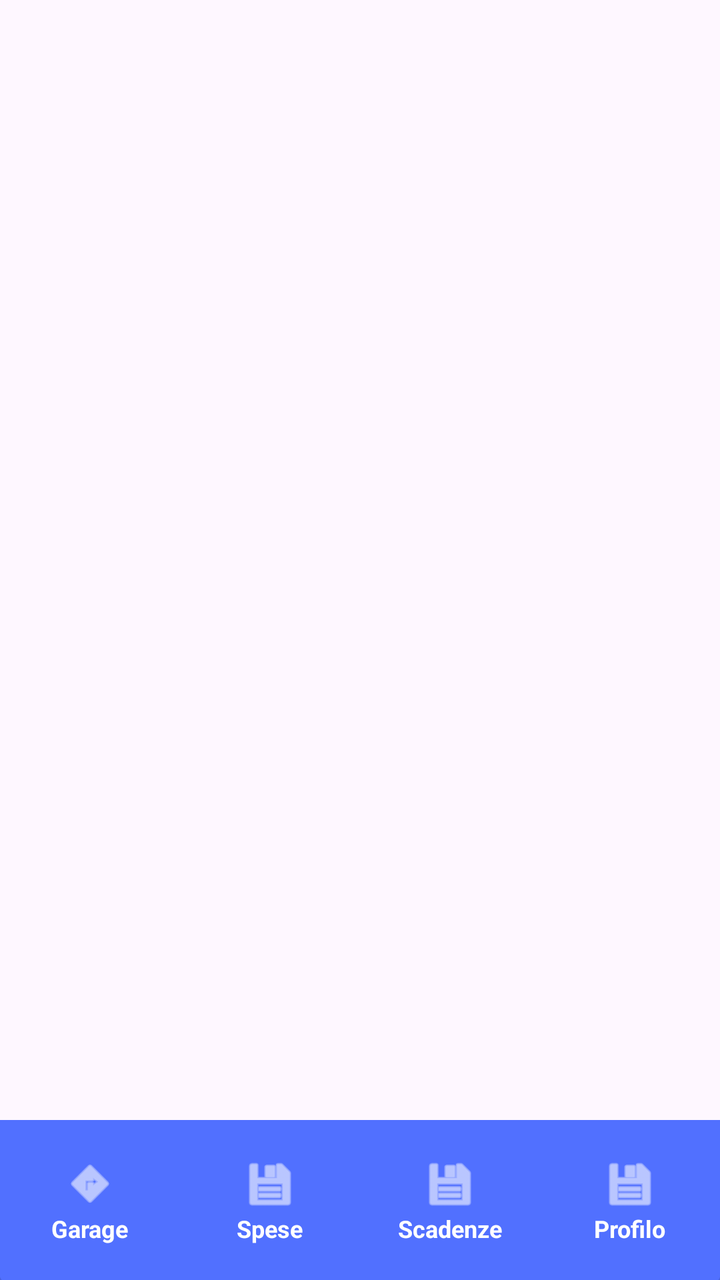
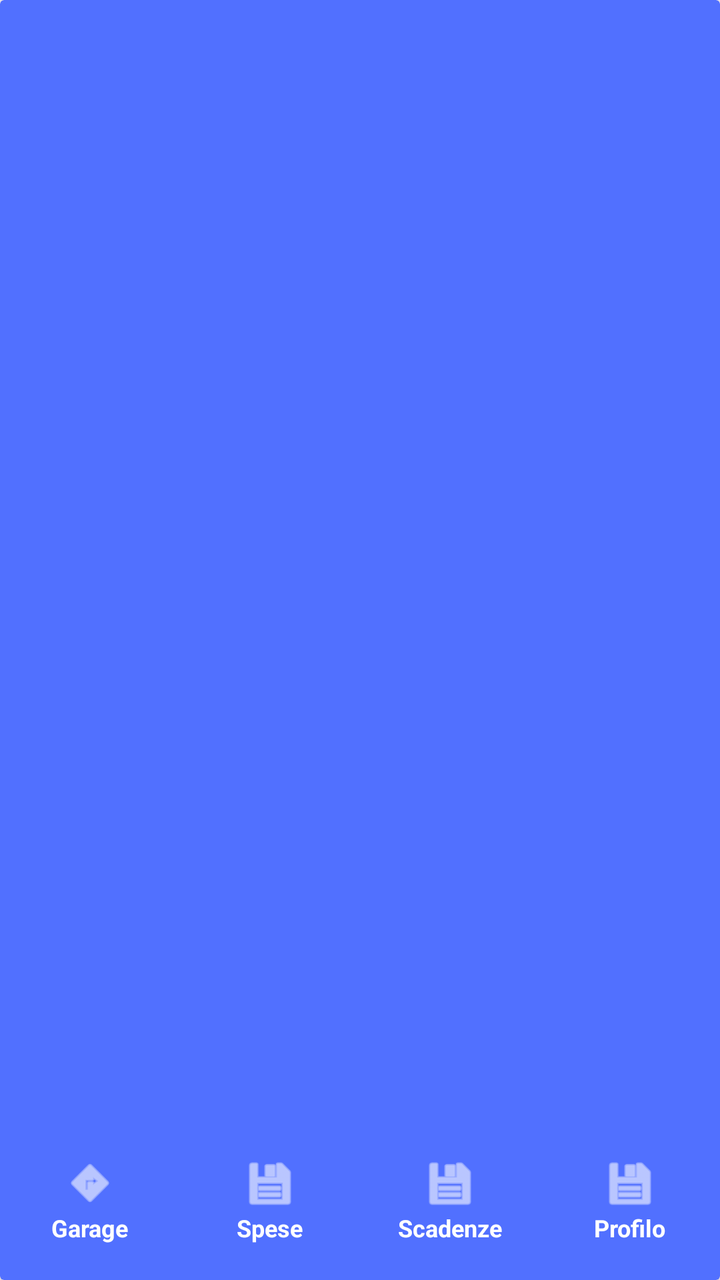

Screens rendered from an Android XML layout before and after an edit, with the pre-edit source and the edit as a unified diff.
<!-- AndroidManifest.xml: application theme Theme.MyCarManager -->
<!-- res/layout/activity_main.xml -->
<?xml version="1.0" encoding="utf-8"?>
<androidx.constraintlayout.widget.ConstraintLayout
    xmlns:android="http://schemas.android.com/apk/res/android"
    xmlns:app="http://schemas.android.com/apk/res-auto"
    android:layout_width="match_parent"
    android:layout_height="match_parent"
    android:id="@+id/main">

    
    <FrameLayout
        android:layout_width="match_parent"
        android:layout_height="80dp"
        android:background="@color/Blu_intenso"
        app:layout_constraintBottom_toBottomOf="parent">

        
        <androidx.cardview.widget.CardView
            android:layout_width="match_parent"
            android:layout_height="120dp"
            android:layout_marginTop="-40dp"
            app:cardBackgroundColor="@color/Blu_intenso"
            app:cardElevation="8dp">

            
            <LinearLayout
                android:layout_width="match_parent"
                android:layout_height="80dp"
                android:layout_gravity="bottom"
                android:orientation="horizontal"
                android:baselineAligned="false">

                
                <LinearLayout
                    android:layout_width="0dp"
                    android:layout_height="match_parent"
                    android:layout_weight="1"
                    android:gravity="center"
                    android:orientation="vertical"
                    android:clickable="true"
                    android:focusable="true"
                    >
                    <ImageView
                        android:layout_width="28dp"
                        android:layout_height="28dp"
                        android:src="@android:drawable/ic_menu_directions"
                        app:tint="@color/Bianco" />
                    <TextView
                        android:layout_width="wrap_content"
                        android:layout_height="wrap_content"
                        android:text="Garage"
                        android:textColor="@color/Bianco"
                        android:textSize="12sp"
                        android:textStyle="bold" />
                </LinearLayout>

                
                <LinearLayout
                    android:layout_width="0dp"
                    android:layout_height="match_parent"
                    android:layout_weight="1"
                    android:gravity="center"
                    android:orientation="vertical"
                    android:clickable="true"
                    android:focusable="true"
                    >
                    <ImageView
                        android:layout_width="28dp"
                        android:layout_height="28dp"
                        android:src="@android:drawable/ic_menu_save"
                        app:tint="@color/Bianco" />
                    <TextView
                        android:layout_width="wrap_content"
                        android:layout_height="wrap_content"
                        android:text="Spese"
                        android:textColor="@color/Bianco"
                        android:textSize="12sp"
                        android:textStyle="bold" />
                </LinearLayout>

                <LinearLayout
                    android:layout_width="0dp"
                    android:layout_height="match_parent"
                    android:layout_weight="1"
                    android:gravity="center"
                    android:orientation="vertical"
                    android:clickable="true"
                    android:focusable="true"
                    >
                    <ImageView
                        android:layout_width="28dp"
                        android:layout_height="28dp"
                        android:src="@android:drawable/ic_menu_save"
                        app:tint="@color/Bianco" />
                    <TextView
                        android:layout_width="wrap_content"
                        android:layout_height="wrap_content"
                        android:text="Scadenze"
                        android:textColor="@color/Bianco"
                        android:textSize="12sp"
                        android:textStyle="bold" />
                </LinearLayout>
                <LinearLayout
                    android:layout_width="0dp"
                    android:layout_height="match_parent"
                    android:layout_weight="1"
                    android:gravity="center"
                    android:orientation="vertical"
                    android:clickable="true"
                    android:focusable="true"
                    >
                    <ImageView
                        android:layout_width="28dp"
                        android:layout_height="28dp"
                        android:src="@android:drawable/ic_menu_save"
                        app:tint="@color/Bianco" />
                    <TextView
                        android:layout_width="wrap_content"
                        android:layout_height="wrap_content"
                        android:text="Profilo"
                        android:textColor="@color/Bianco"
                        android:textSize="12sp"
                        android:textStyle="bold" />
                </LinearLayout>

            </LinearLayout>
        </androidx.cardview.widget.CardView>
    </FrameLayout>
</androidx.constraintlayout.widget.ConstraintLayout>
<!-- resources referenced by this layout -->
<resources>
  <color name="Bianco">#ffffff</color>
  <color name="Blu_intenso">#5170ff</color>
  <style name="Theme.MyCarManager" parent="Base.Theme.MyCarManager" />
  <style name="Base.Theme.MyCarManager" parent="Theme.Material3.DayNight.NoActionBar">
          
          <item name="android:statusBarColor">@color/Blu</item>
          <item name="android:windowLightStatusBar">false</item>
          <item name="colorPrimary">@color/Blu</item>
          <item name="colorAccent">@color/Blu_scuro</item>
          <item name="colorOnPrimary">@color/Bianco</item>
          <item name="colorSecondary">@color/Blu_scuro</item>
          <item name="colorOnSecondary">@color/Nero</item>
          
          <item name="colorControlActivated">@color/Blu_chiaro</item>
          
          <item name="android:textColorHighlight">@color/Blu_intenso</item>
      </style>
  <color name="Blu">#283da8</color>
  <color name="Blu_scuro">#0f1b6e</color>
  <color name="Nero">#000000</color>
  <color name="Blu_chiaro">#abb9fd</color>
</resources>

<!-- the commit's change to res/layout/activity_main.xml (unified diff, before → after) -->
@@ -1,20 +1,8 @@
 <?xml version="1.0" encoding="utf-8"?>
-<androidx.constraintlayout.widget.ConstraintLayout
-    xmlns:android="http://schemas.android.com/apk/res/android"
-    xmlns:app="http://schemas.android.com/apk/res-auto"
-    android:layout_width="match_parent"
-    android:layout_height="match_parent"
-    android:id="@+id/main">
-
-    
-    <FrameLayout
-        android:layout_width="match_parent"
-        android:layout_height="80dp"
-        android:background="@color/Blu_intenso"
-        app:layout_constraintBottom_toBottomOf="parent">
-
-        
         <androidx.cardview.widget.CardView
+            xmlns:android="http://schemas.android.com/apk/res/android"
+            xmlns:app="http://schemas.android.com/apk/res-auto"
+            xmlns:tools="http://schemas.android.com/tools"
             android:layout_width="match_parent"
             android:layout_height="120dp"
             android:layout_marginTop="-40dp"
@@ -124,5 +112,3 @@
 
             </LinearLayout>
         </androidx.cardview.widget.CardView>
-    </FrameLayout>
-</androidx.constraintlayout.widget.ConstraintLayout>
